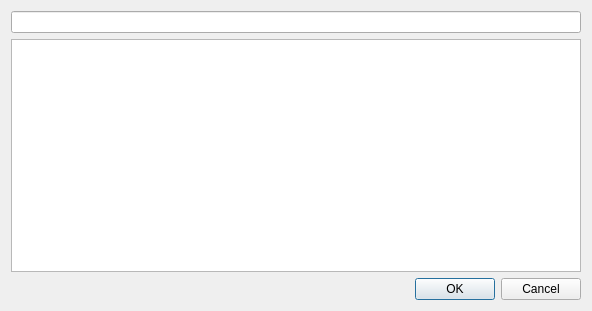
Above: src/dialogs/simulationdialog.ui from Caneda/Caneda before the change. Below: the same form after it.
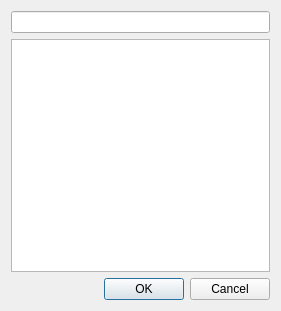
That is the form after the change.

Commit message: Implemented waveform display selection by using the simulation dialog previously created.

```diff
--- a/src/dialogs/simulationdialog.ui
+++ b/src/dialogs/simulationdialog.ui
@@ -9,7 +9,7 @@
    <rect>
     <x>0</x>
     <y>0</y>
-    <width>592</width>
+    <width>281</width>
     <height>311</height>
    </rect>
   </property>
```
The commit also changes 3 other files.
